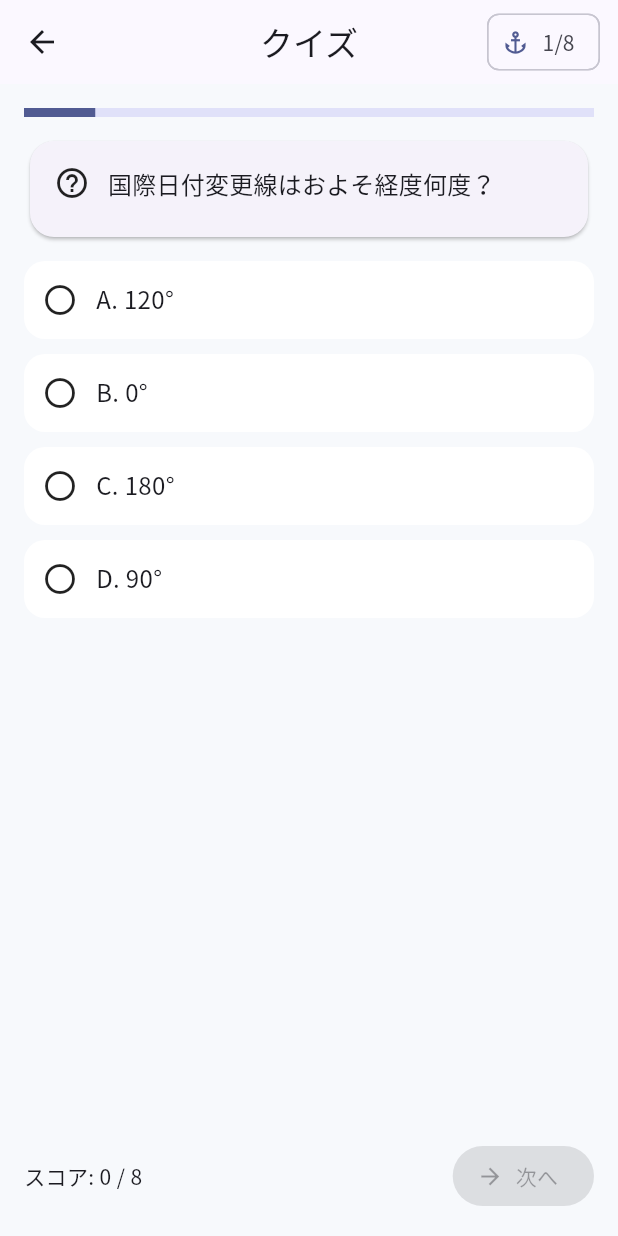
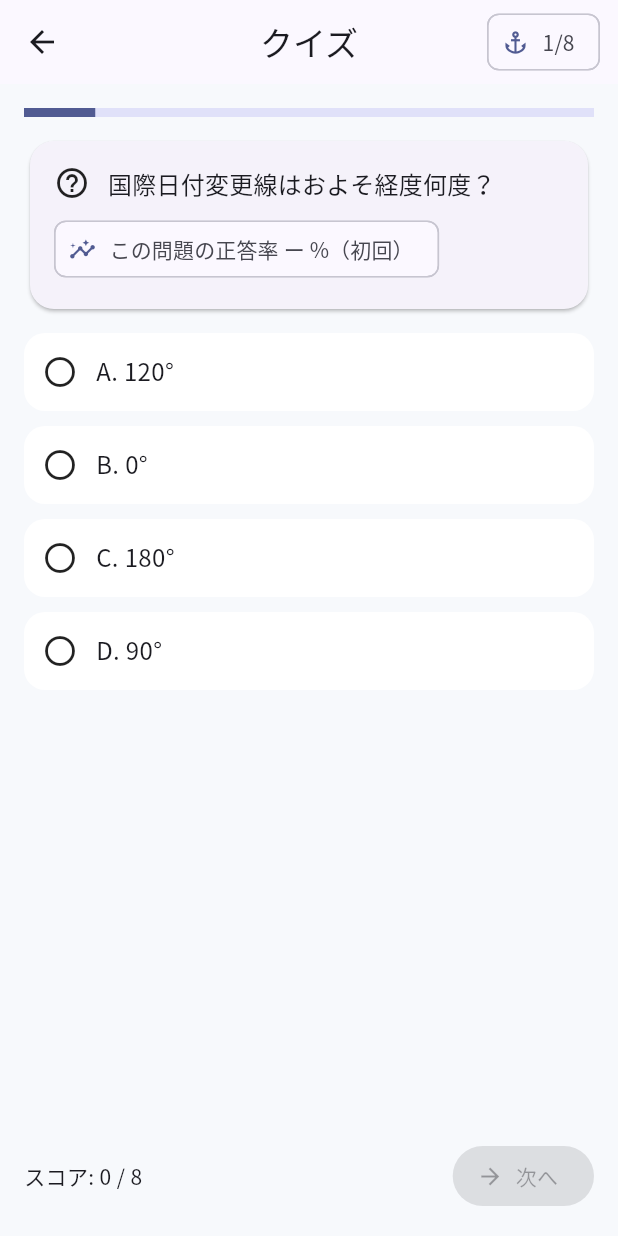
Before and after one commit to HarutoAsai/kaigishi-shiken, a Flutter app: the QuizPage screen opened by its route, on a phone screen of 412 x 824 dp. Run offline on Flutter 3.47's test engine with Material 3 defaults, Android fonts, the phone set to English and light mode, and no system bars; our stand-ins replace google_fonts, shared_preferences; accounts and stored records are empty.

Commit message:
deploy: mobile scroll solid + per-question accuracy 2025-08-29 20:48:33

```diff
--- a/lib/ui/quiz_page.dart
+++ b/lib/ui/quiz_page.dart
@@ -37,24 +37,21 @@ class _QuizPageState extends State<QuizPage> {
 
     _prefs = await SharedPreferences.getInstance();
 
-    // load questions
     final raw = await rootBundle.loadString('assets/questions.json');
     final List list = jsonDecode(raw) as List;
     final all = list.map((e) => _Q.fromMap(e as Map<String, dynamic>)).toList();
 
-    // filter
     Iterable<_Q> filtered = all;
     if (chosenGrade != null) filtered = filtered.where((q) => q.grade == chosenGrade);
     if (chosenTopic != null && chosenTopic!.isNotEmpty) filtered = filtered.where((q) => q.topic == chosenTopic);
 
-    // shuffle
     final rng = Random();
     _qs = filtered.toList()..shuffle(rng);
     if (_qs.isEmpty) {
       _qs = (all..shuffle(rng)).take(10).toList();
     }
 
-    // load stats
+    // load per-question stats
     for (final q in _qs) {
       final a = _prefs.getInt('stats:${q.id}:attempts') ?? 0;
       final c = _prefs.getInt('stats:${q.id}:correct') ?? 0;
@@ -135,7 +132,8 @@ class _QuizPageState extends State<QuizPage> {
           children: [
             LinearProgressIndicator(value: progress, minHeight: 6),
             const SizedBox(height: 12),
-            // 質問カード
+
+            // 質問カード（上は固定）
             Card(
               elevation: 1,
               shape: RoundedRectangleBorder(borderRadius: BorderRadius.circular(16)),
@@ -144,30 +142,30 @@ class _QuizPageState extends State<QuizPage> {
                 child: Column(
                   crossAxisAlignment: CrossAxisAlignment.start,
                   children: [
-                    Row(
-                      crossAxisAlignment: CrossAxisAlignment.start,
-                      children: [
-                        const Icon(Icons.help_outline, size: 24),
-                        const SizedBox(width: 12),
-                        Expanded(child: Text(q.question, style: Theme.of(context).textTheme.titleMedium)),
-                      ],
-                    ),
+                    Row(crossAxisAlignment: CrossAxisAlignment.start, children: [
+                      const Icon(Icons.help_outline, size: 24),
+                      const SizedBox(width: 12),
+                      Expanded(child: Text(q.question, style: Theme.of(context).textTheme.titleMedium)),
+                    ]),
                     const SizedBox(height: 8),
                     Row(
                       children: [
-                        if (rate != null)
-                          Chip(
-                            avatar: const Icon(Icons.insights, size: 18),
-                            label: Text('この問題の正答率 ${ (rate * 100).toStringAsFixed(0) }%'),
+                        Chip(
+                          avatar: const Icon(Icons.insights, size: 18),
+                          label: Text(
+                            rate == null ? 'この問題の正答率 ー %（初回）' : 'この問題の正答率 ${ (rate * 100).toStringAsFixed(0) }%',
                           ),
+                        ),
                       ],
                     ),
                   ],
                 ),
               ),
             ),
+
             const SizedBox(height: 12),
-            // 選択肢（ListViewで縦スクロールOK）
+
+            // 選択肢（ここが縦スクロール領域）
             Expanded(
               child: ListView.separated(
                 itemCount: q.options.length,
@@ -219,6 +217,7 @@ class _QuizPageState extends State<QuizPage> {
                 },
               ),
             ),
+
             if (_answered && q.explanation != null) ...[
               const SizedBox(height: 8),
               Card(
@@ -238,6 +237,7 @@ class _QuizPageState extends State<QuizPage> {
               ),
             ],
             const SizedBox(height: 10),
+
             Row(
               children: [
                 Text('スコア: $_score / $total'),
@@ -278,6 +278,7 @@ class _Q {
   factory _Q.fromMap(Map<String, dynamic> m) {
     final options = (m['options'] as List).cast<String>().toList();
     final correct = m['answer'] as int;
+    // シャッフルして正解位置を再計算
     final idx = List<int>.generate(options.length, (i) => i)..shuffle();
     final shuffled = [for (final i in idx) options[i]];
     final newAnswer = idx.indexOf(correct);
```
Also changed, not shown: 3 other files.
